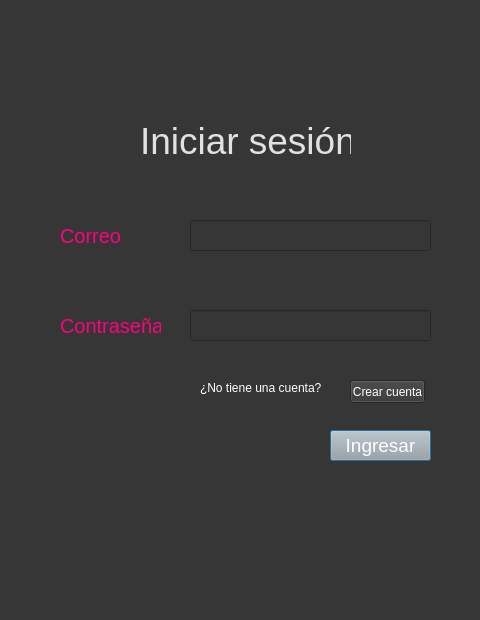
Before: the Qt Designer form iniciarSesion.ui in Vethariel/MIR-Programacion-Computadores, drawn with Qt 5.
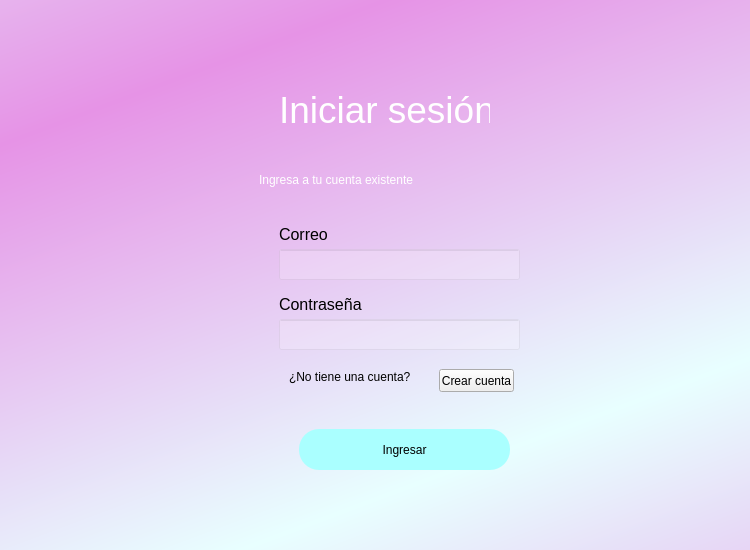
After: the same form once the commit is applied.

Commit message: Login screen modified

The edit to the form file:
```diff
--- a/iniciarSesion.ui
+++ b/iniciarSesion.ui
@@ -6,44 +6,53 @@
    <rect>
     <x>0</x>
     <y>0</y>
-    <width>480</width>
-    <height>620</height>
+    <width>750</width>
+    <height>550</height>
    </rect>
   </property>
   <property name="windowTitle">
    <string>Dialog</string>
   </property>
-  <property name="styleSheet">
-   <string notr="true">background-color: rgb(54, 54, 54);</string>
-  </property>
-  <widget class="QLabel" name="label">
+  <widget class="QWidget" name="bgwidget" native="true">
    <property name="geometry">
     <rect>
-     <x>140</x>
-     <y>110</y>
-     <width>211</width>
-     <height>61</height>
+     <x>-1</x>
+     <y>-1</y>
+     <width>751</width>
+     <height>551</height>
     </rect>
    </property>
    <property name="styleSheet">
-    <string notr="true">color: rgb(225, 225, 225);font-size:28pt</string>
+    <string notr="true">QWidget#bgwidget{background-color:qlineargradient(spread:reflect, x1:0.631, y1:0.840909, x2:0.266591, y2:0.13, stop:0 rgba(232, 255, 255, 255), stop:1 rgba(230, 147, 230, 255));}</string>
    </property>
-   <property name="text">
-    <string>Iniciar sesión</string>
-   </property>
-  </widget>
   <widget class="QLabel" name="label_2">
    <property name="geometry">
     <rect>
-     <x>60</x>
+      <x>260</x>
+      <y>160</y>
+      <width>281</width>
+      <height>41</height>
+     </rect>
+    </property>
+    <property name="styleSheet">
+     <string notr="true">font: 16pt &quot;MS Shell Dlg 2&quot;;
+color: rgb(255, 255, 255);</string>
+    </property>
+    <property name="text">
+     <string>Ingresa a tu cuenta existente</string>
+    </property>
+   </widget>
+   <widget class="QLabel" name="label_3">
+    <property name="geometry">
+     <rect>
+      <x>280</x>
      <y>220</y>
      <width>71</width>
      <height>31</height>
     </rect>
    </property>
    <property name="styleSheet">
-    <string notr="true">font-size:15pt;
-color: rgb(255, 0, 127);</string>
+     <string notr="true">font-size:12pt;</string>
    </property>
    <property name="text">
     <string>Correo</string>
@@ -52,77 +61,76 @@
   <widget class="QLineEdit" name="email_in">
    <property name="geometry">
     <rect>
-     <x>190</x>
-     <y>220</y>
+      <x>280</x>
+      <y>250</y>
      <width>241</width>
      <height>31</height>
     </rect>
    </property>
    <property name="styleSheet">
-    <string notr="true">font-size:15pt;
-color: rgb(225, 225, 225);</string>
-   </property>
-  </widget>
-  <widget class="QLabel" name="label_3">
-   <property name="geometry">
-    <rect>
-     <x>60</x>
-     <y>310</y>
-     <width>101</width>
-     <height>31</height>
-    </rect>
-   </property>
-   <property name="styleSheet">
-    <string notr="true">font-size:15pt;
-color: rgb(255, 0, 127);</string>
-   </property>
-   <property name="text">
-    <string>Contraseña</string>
+     <string notr="true">font-size:12pt;
+background-color: rgba(255, 255, 255, 50);</string>
    </property>
   </widget>
   <widget class="QLineEdit" name="contra_in">
    <property name="geometry">
     <rect>
-     <x>190</x>
-     <y>310</y>
+      <x>280</x>
+      <y>320</y>
      <width>241</width>
      <height>31</height>
     </rect>
    </property>
    <property name="styleSheet">
-    <string notr="true">font-size:15pt;
-color: rgb(225, 225, 225);</string>
+     <string notr="true">font-size:12pt;
+background-color: rgba(255, 255, 255, 50);</string>
+    </property>
+   </widget>
+   <widget class="QLabel" name="label_5">
+    <property name="geometry">
+     <rect>
+      <x>280</x>
+      <y>290</y>
+      <width>101</width>
+      <height>31</height>
+     </rect>
+    </property>
+    <property name="styleSheet">
+     <string notr="true">font-size:12pt;</string>
+    </property>
+    <property name="text">
+     <string>Contraseña</string>
    </property>
   </widget>
   <widget class="QPushButton" name="boton_ingreso">
    <property name="geometry">
     <rect>
-     <x>330</x>
+      <x>300</x>
      <y>430</y>
-     <width>101</width>
-     <height>31</height>
+      <width>211</width>
+      <height>41</height>
     </rect>
    </property>
    <property name="styleSheet">
-    <string notr="true">background-color: rgb(167, 168, 167);
-font-size:14pt;
-color: rgb(255, 255, 255);</string>
+     <string notr="true">border-radius:20px;
+font: 14pt &quot;MS Shell Dlg 2&quot;;
+background-color: rgb(170, 255, 255);</string>
    </property>
    <property name="text">
     <string>Ingresar</string>
    </property>
   </widget>
-  <widget class="QLabel" name="label_4">
+   <widget class="QLabel" name="label_6">
    <property name="geometry">
     <rect>
-     <x>200</x>
-     <y>380</y>
+      <x>290</x>
+      <y>370</y>
      <width>121</width>
      <height>16</height>
     </rect>
    </property>
    <property name="styleSheet">
-    <string notr="true">color: rgb(255, 255, 255);</string>
+     <string notr="true"/>
    </property>
    <property name="text">
     <string>¿No tiene una cuenta?</string>
@@ -131,18 +139,52 @@
   <widget class="QPushButton" name="boton_crear_cuenta">
    <property name="geometry">
     <rect>
-     <x>350</x>
-     <y>380</y>
+      <x>440</x>
+      <y>370</y>
      <width>75</width>
      <height>23</height>
     </rect>
    </property>
    <property name="styleSheet">
-    <string notr="true">color: rgb(255, 255, 255);</string>
+     <string notr="true"/>
    </property>
    <property name="text">
     <string>Crear cuenta</string>
    </property>
+   </widget>
+   <widget class="QLabel" name="label_4">
+    <property name="geometry">
+     <rect>
+      <x>280</x>
+      <y>80</y>
+      <width>211</width>
+      <height>61</height>
+     </rect>
+    </property>
+    <property name="styleSheet">
+     <string notr="true">font-size:28pt;
+color: rgb(255, 255, 255);</string>
+    </property>
+    <property name="text">
+     <string>Iniciar sesión</string>
+    </property>
+   </widget>
+   <widget class="QLabel" name="adv_ingreso">
+    <property name="geometry">
+     <rect>
+      <x>290</x>
+      <y>400</y>
+      <width>221</width>
+      <height>20</height>
+     </rect>
+    </property>
+    <property name="styleSheet">
+     <string notr="true">color: rgb(255, 0, 0);</string>
+    </property>
+    <property name="text">
+     <string/>
+    </property>
+   </widget>
   </widget>
  </widget>
  <resources/>
```
Lines whose indentation alone changed are shown as unchanged.
